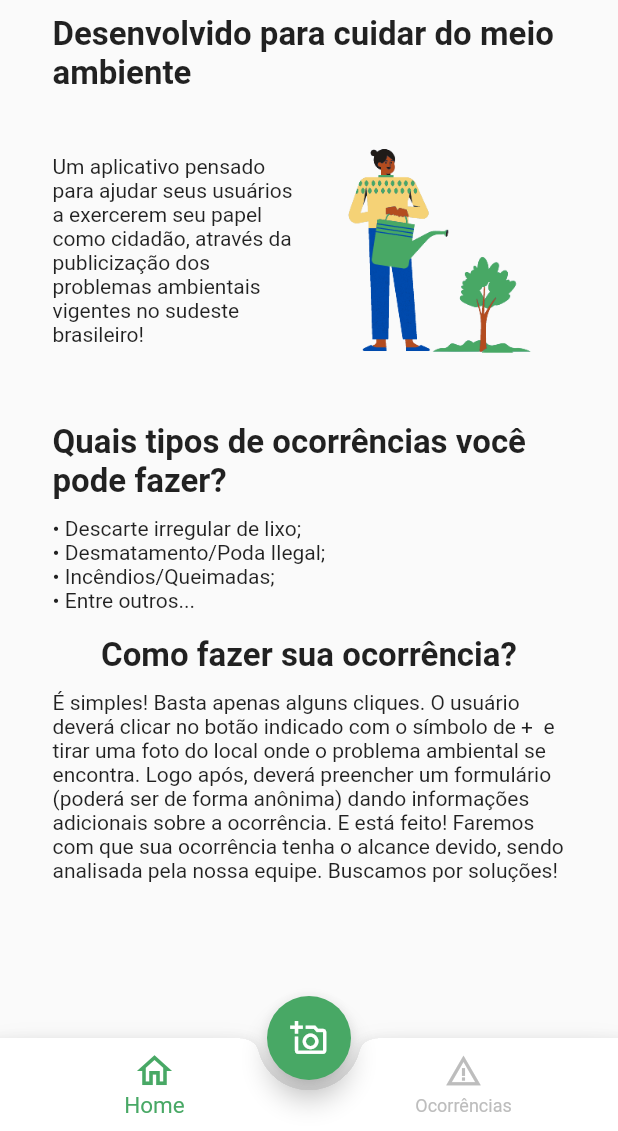
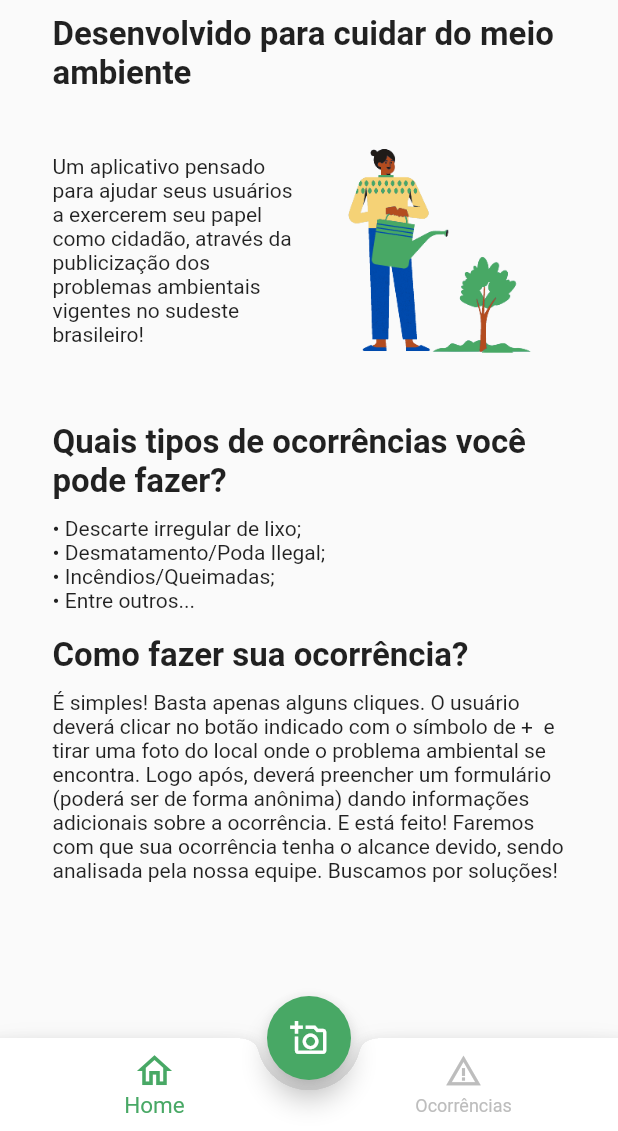
Before and after one commit to ItaloCovas/VerdePerto, a Flutter app: the screen it shows after launch, on a phone screen of 412 x 824 dp, the part 105-1236 px from its top. Run offline on Flutter 3.47's test engine with Material 2 defaults, Android fonts, the phone set to English and light mode, and no system bars; Roboto replaces fonts that are missing (Poppins).

Commit message:
Arrumando alinhamento dos textos

```diff
--- a/lib/pages/home_page.dart
+++ b/lib/pages/home_page.dart
@@ -1,7 +1,7 @@
 import 'package:flutter/material.dart';
 
 class HomePage extends StatefulWidget {
-  HomePage({Key? key}) : super(key: key);
+  const HomePage({Key? key}) : super(key: key);
 
   @override
   State<HomePage> createState() => _HomePageState();
@@ -26,7 +26,7 @@ class _HomePageState extends State<HomePage> {
             Padding(
               padding: const EdgeInsets.only(left: 35, right: 35),
               child: Column(
-                crossAxisAlignment: CrossAxisAlignment.center,
+                crossAxisAlignment: CrossAxisAlignment.start,
                 mainAxisAlignment: MainAxisAlignment.start,
                 children: [
                   const SizedBox(
@@ -37,14 +37,15 @@ class _HomePageState extends State<HomePage> {
                     style: TextStyle(fontWeight: FontWeight.w700, fontSize: 22),
                   ),
                   Row(
-                    mainAxisAlignment: MainAxisAlignment.center,
                     children: [
                       const Flexible(
                         flex: 5,
                         child: Text(
                           "Um aplicativo pensado para ajudar seus usuários a exercerem seu papel como cidadão, através da publicização dos problemas ambientais vigentes no sudeste brasileiro!",
                           textAlign: TextAlign.start,
-                          style: TextStyle(fontSize: 14),
+                          style: TextStyle(
+                            fontSize: 14,
+                          ),
                         ),
                       ),
                       Flexible(
@@ -61,10 +62,10 @@ class _HomePageState extends State<HomePage> {
                   const SizedBox(
                     height: 10,
                   ),
-                  Text('Quais tipos de ocorrências você pode fazer?',
+                  const Text('Quais tipos de ocorrências você pode fazer?',
                       style:
                           TextStyle(fontWeight: FontWeight.w700, fontSize: 22)),
-                  SizedBox(
+                  const SizedBox(
                     height: 10,
                   ),
                   Row(
@@ -82,12 +83,12 @@ class _HomePageState extends State<HomePage> {
                       ),
                     ],
                   ),
-                  Text('Como fazer sua ocorrência?',
+                  const Text('Como fazer sua ocorrência?',
                       style: TextStyle(
                         fontWeight: FontWeight.w700,
                         fontSize: 22,
                       )),
-                  SizedBox(
+                  const SizedBox(
                     height: 10,
                   ),
                   Row(
@@ -101,7 +102,7 @@ class _HomePageState extends State<HomePage> {
                       ),
                     ],
                   ),
-                  SizedBox(
+                  const SizedBox(
                     height: 45,
                   )
                 ],
```
